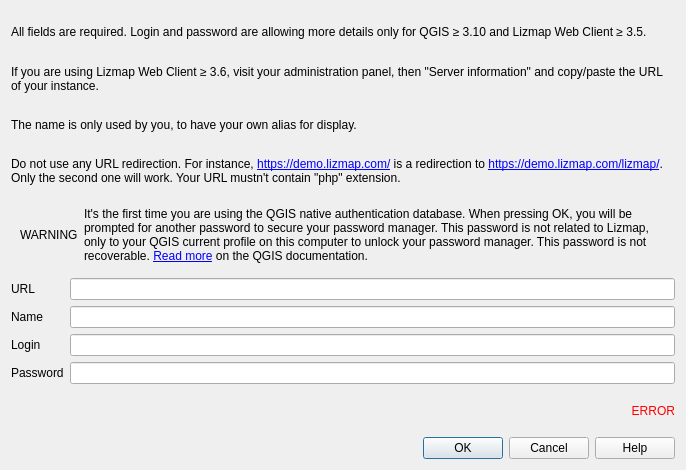
First picture: the form in lizmap/resources/ui/ui_form_server.ui, repository 3liz/lizmap-plugin, before the edit.
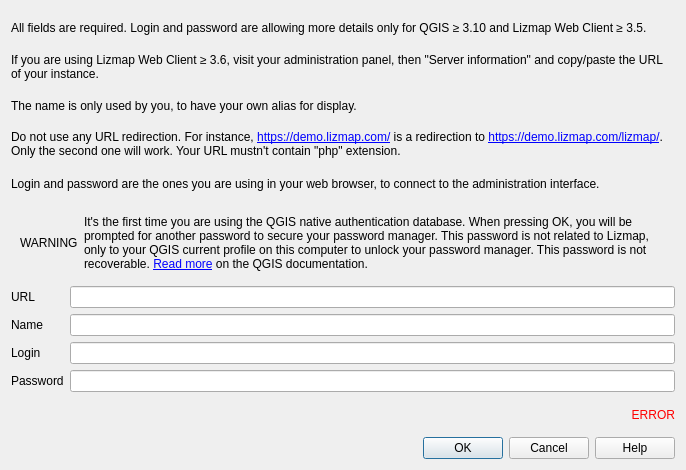
Second picture: the form after the edit. Custom widgets are drawn as their Qt base class.

Commit message: UI - Review the server dialog

Diff of the .ui file:
```diff
--- a/lizmap/resources/ui/ui_form_server.ui
+++ b/lizmap/resources/ui/ui_form_server.ui
@@ -54,6 +54,16 @@
      </property>
     </widget>
    </item>
+   <item>
+    <widget class="QLabel" name="label">
+     <property name="text">
+      <string>Login and password are the ones you are using in your web browser, to connect to the administration interface.</string>
+     </property>
+     <property name="wordWrap">
+      <bool>true</bool>
+     </property>
+    </widget>
+   </item>
    <item>
     <widget class="QWidget" name="widget_warning_password" native="true">
      <layout class="QHBoxLayout" name="horizontalLayout_2">
```
Left out of the diff: 6 changed lines with no effect on the pictures.
